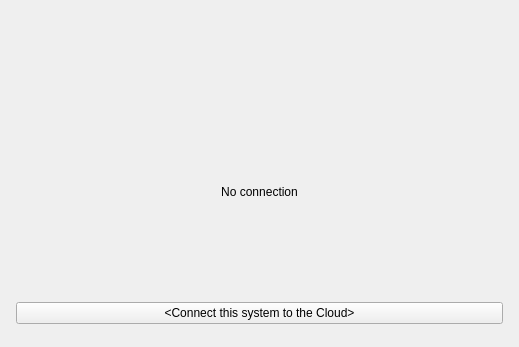
networkoptix/nx_open, file vms/client/nx_vms_client_desktop/src/ui/widgets/system_settings/cloud_management_widget.ui: the form before one commit.
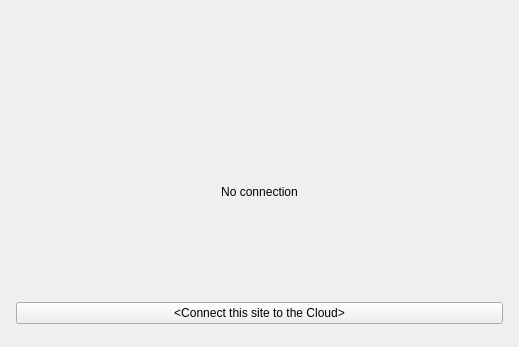
The form after the commit. Custom widgets are drawn as their Qt base class.

Commit message: VMS-42357: Rename system to site

The edit to the form file:
```diff
--- a/vms/client/nx_vms_client_desktop/src/ui/widgets/system_settings/cloud_management_widget.ui
+++ b/vms/client/nx_vms_client_desktop/src/ui/widgets/system_settings/cloud_management_widget.ui
@@ -176,7 +176,7 @@
          <item>
           <widget class="QPushButton" name="linkButton">
            <property name="text">
-            <string notr="true">&lt;Connect this system to the Cloud&gt;</string>
+            <string notr="true">&lt;Connect this site to the Cloud&gt;</string>
            </property>
           </widget>
          </item>
```
Left out of the diff: 2 changed lines with no effect on the pictures. The commit also changes 92 other files.
